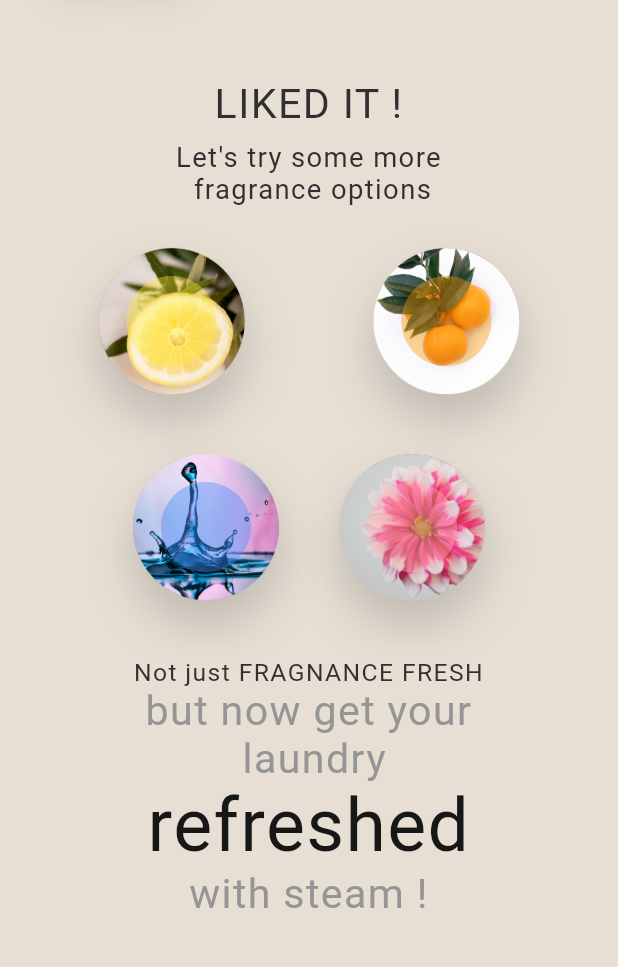
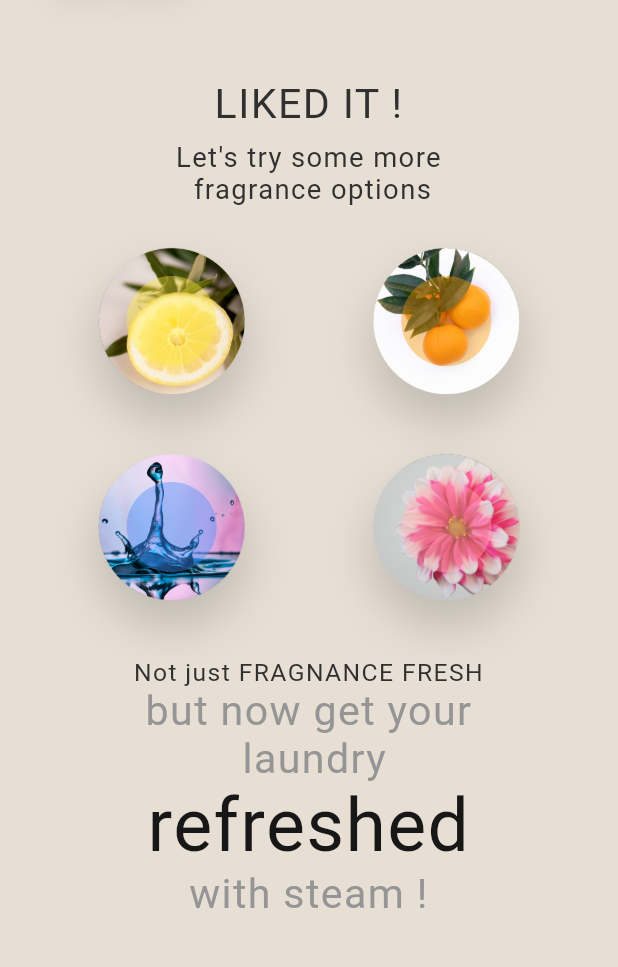
Before and after one commit to gupta22-dev/Inki, a Flutter app: the RefreshAnimationHome screen opened directly, on a phone screen of 412 x 824 dp, the part 106-1073 px from its top. Run offline on Flutter 3.47's test engine with Material 2 defaults, Android fonts, the phone set to English and light mode, and no system bars; our stand-ins replace cached_network_image, carousel_slider, confetti, connectivity, flutter_rating_bar, flutter_swiper and 6 more; missing offline and left inert: flutter_inappwebview, usb_serial; accounts and stored records are empty; generated files the repository leaves out were written again; network calls fail; statements that could not run were skipped.

Commit message:
SpaceAround

```diff
--- a/lib/src/ui/routes/refresh_animation_home.dart
+++ b/lib/src/ui/routes/refresh_animation_home.dart
@@ -357,7 +357,7 @@ class _RefreshAnimationHomeState extends State<RefreshAnimationHome>
                                           crossAxisAlignment:
                                               CrossAxisAlignment.center,
                                           mainAxisAlignment:
-                                              MainAxisAlignment.center,
+                                              MainAxisAlignment.spaceEvenly,
                                           children: [
                                             Container(
                                               width: 150,
```
